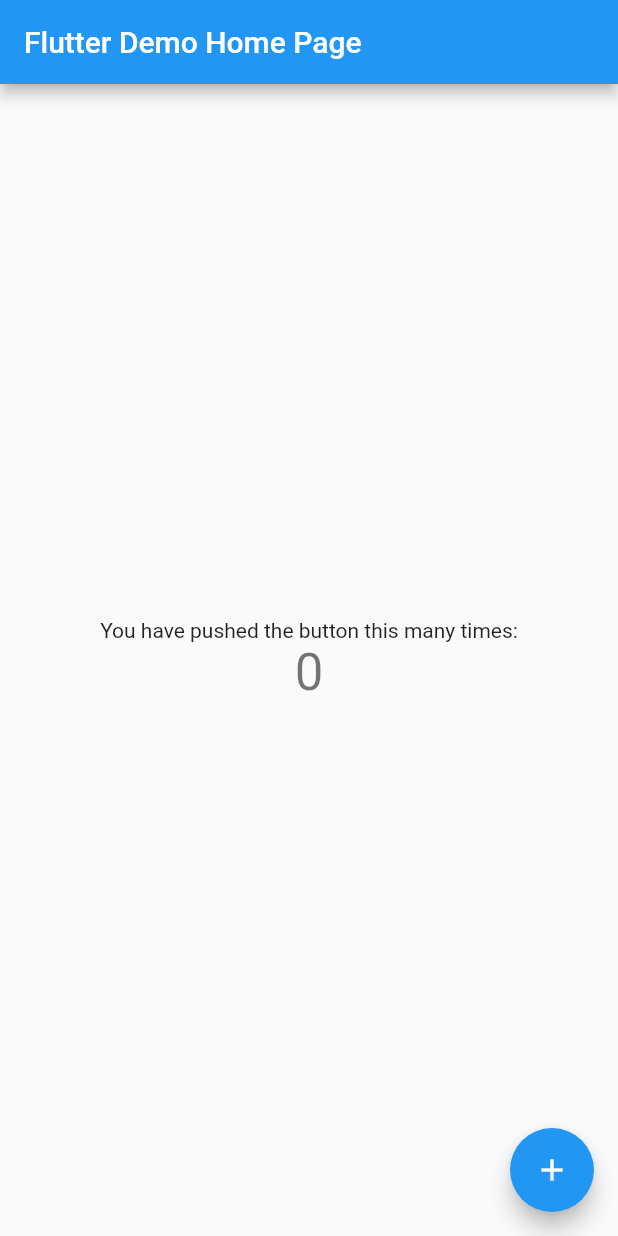
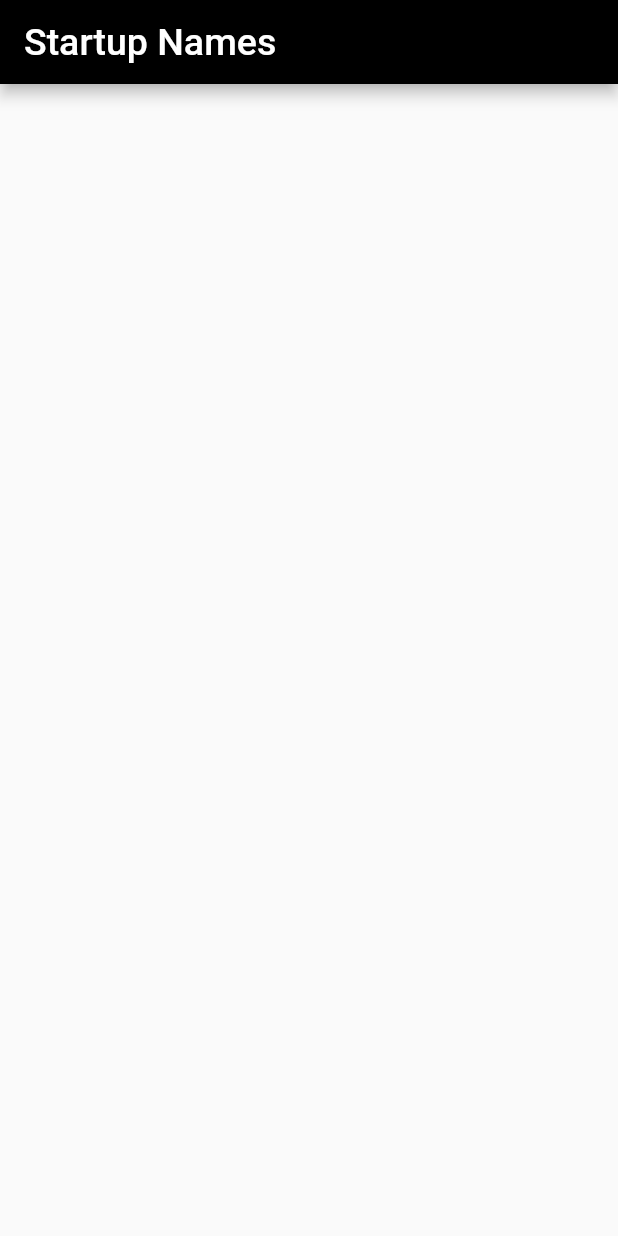
Before and after one commit to rashiraffi/startup_names, a Flutter app: the screen it shows after launch, on a phone screen of 412 x 824 dp. Run offline on Flutter 3.47's test engine with Material 2 defaults, Android fonts, the phone set to English and light mode, and no system bars.

Commit message:
AppBar and title added.

```diff
--- a/lib/main.dart
+++ b/lib/main.dart
@@ -9,109 +9,31 @@ class MyApp extends StatelessWidget {
   @override
   Widget build(BuildContext context) {
     return MaterialApp(
-      title: 'Flutter Demo',
-      theme: ThemeData(
-        // This is the theme of your application.
-        //
-        // Try running your application with "flutter run". You'll see the
-        // application has a blue toolbar. Then, without quitting the app, try
-        // changing the primarySwatch below to Colors.green and then invoke
-        // "hot reload" (press "r" in the console where you ran "flutter run",
-        // or simply save your changes to "hot reload" in a Flutter IDE).
-        // Notice that the counter didn't reset back to zero; the application
-        // is not restarted.
-        primarySwatch: Colors.blue,
-        // This makes the visual density adapt to the platform that you run
-        // the app on. For desktop platforms, the controls will be smaller and
-        // closer together (more dense) than on mobile platforms.
-        visualDensity: VisualDensity.adaptivePlatformDensity,
-      ),
-      home: MyHomePage(title: 'Flutter Demo Home Page'),
+      title: 'Startup Names',
+      home: MainPage(),
     );
   }
 }
 
-class MyHomePage extends StatefulWidget {
-  MyHomePage({Key key, this.title}) : super(key: key);
-
-  // This widget is the home page of your application. It is stateful, meaning
-  // that it has a State object (defined below) that contains fields that affect
-  // how it looks.
-
-  // This class is the configuration for the state. It holds the values (in this
-  // case the title) provided by the parent (in this case the App widget) and
-  // used by the build method of the State. Fields in a Widget subclass are
-  // always marked "final".
-
-  final String title;
-
+class MainPage extends StatefulWidget {
   @override
-  _MyHomePageState createState() => _MyHomePageState();
+  _MainPageState createState() => _MainPageState();
 }
 
-class _MyHomePageState extends State<MyHomePage> {
-  int _counter = 0;
-
-  void _incrementCounter() {
-    setState(() {
-      // This call to setState tells the Flutter framework that something has
-      // changed in this State, which causes it to rerun the build method below
-      // so that the display can reflect the updated values. If we changed
-      // _counter without calling setState(), then the build method would not be
-      // called again, and so nothing would appear to happen.
-      _counter++;
-    });
-  }
-
+class _MainPageState extends State<MainPage> {
   @override
   Widget build(BuildContext context) {
-    // This method is rerun every time setState is called, for instance as done
-    // by the _incrementCounter method above.
-    //
-    // The Flutter framework has been optimized to make rerunning build methods
-    // fast, so that you can just rebuild anything that needs updating rather
-    // than having to individually change instances of widgets.
     return Scaffold(
       appBar: AppBar(
-        // Here we take the value from the MyHomePage object that was created by
-        // the App.build method, and use it to set our appbar title.
-        title: Text(widget.title),
+        title: Text(
+          'Startup Names',
+          style: TextStyle(
+            fontSize: 25,
+            color: Colors.white,
+          ),
+        ),
+        backgroundColor: Colors.black,
       ),
-      body: Center(
-        // Center is a layout widget. It takes a single child and positions it
-        // in the middle of the parent.
-        child: Column(
-          // Column is also a layout widget. It takes a list of children and
-          // arranges them vertically. By default, it sizes itself to fit its
-          // children horizontally, and tries to be as tall as its parent.
-          //
-          // Invoke "debug painting" (press "p" in the console, choose the
-          // "Toggle Debug Paint" action from the Flutter Inspector in Android
-          // Studio, or the "Toggle Debug Paint" command in Visual Studio Code)
-          // to see the wireframe for each widget.
-          //
-          // Column has various properties to control how it sizes itself and
-          // how it positions its children. Here we use mainAxisAlignment to
-          // center the children vertically; the main axis here is the vertical
-          // axis because Columns are vertical (the cross axis would be
-          // horizontal).
-          mainAxisAlignment: MainAxisAlignment.center,
-          children: <Widget>[
-            Text(
-              'You have pushed the button this many times:',
-            ),
-            Text(
-              '$_counter',
-              style: Theme.of(context).textTheme.headline4,
-            ),
-          ],
-        ),
-      ),
-      floatingActionButton: FloatingActionButton(
-        onPressed: _incrementCounter,
-        tooltip: 'Increment',
-        child: Icon(Icons.add),
-      ), // This trailing comma makes auto-formatting nicer for build methods.
     );
   }
 }
```
Also changed, not shown: 1 other file.
